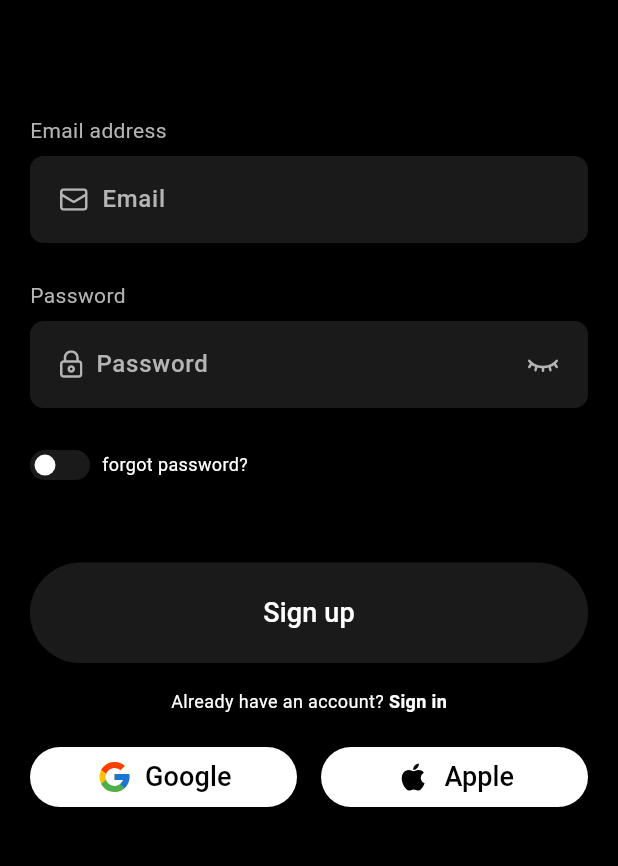
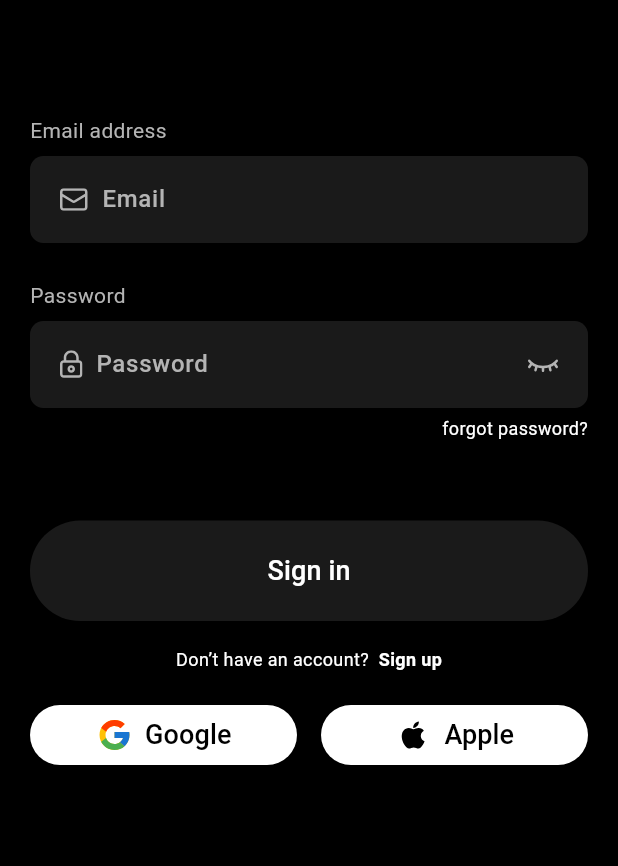
Before and after one commit to Jason1258t/BCSports-mobile, a Flutter app: the screen it shows after launch, on a phone screen of 412 x 824 dp, the part 255-1121 px from its top. Run offline on Flutter 3.47's test engine with Material 3 defaults, Android fonts, the phone set to English and light mode, and no system bars; drawn by our look-alikes of flutter_switch; our stand-ins replace bloc, firebase_auth, firebase_core, flutter_bloc, flutter_svg, google_fonts and 3 more; missing offline and left inert: dart:ffi; accounts and stored records are empty; Roboto replaces fonts that are missing (Geologica).

Commit message:
firebase auth

```diff
--- a/lib/app.dart
+++ b/lib/app.dart
@@ -1,5 +1,10 @@
+import 'package:bcsports_mobile/features/auth/bloc/app/app_cubit.dart';
+import 'package:bcsports_mobile/features/auth/ui/login_screen.dart';
+import 'package:bcsports_mobile/features/profile/ui/profile_screen.dart';
+import 'package:bcsports_mobile/features/splash/splash_screen.dart';
 import 'package:bcsports_mobile/routes/routes.dart';
 import 'package:flutter/material.dart';
+import 'package:flutter_bloc/flutter_bloc.dart';
 
 class MyApp extends StatefulWidget {
   const MyApp({Key? key}) : super(key: key);
@@ -9,7 +14,6 @@ class MyApp extends StatefulWidget {
 }
 
 class _MyAppState extends State<MyApp> {
-
   @override
   Widget build(BuildContext context) {
     return const MaterialApp(
@@ -19,3 +23,17 @@ class _MyAppState extends State<MyApp> {
     );
   }
 }
+
+class AppStateWidget extends StatelessWidget {
+  const AppStateWidget({super.key});
+
+  @override
+  Widget build(BuildContext context) {
+    return BlocBuilder<AppCubit, AppState>(builder: (context, state) {
+      if (state is AppUnAuthState) return const LoginScreen();
+      if (state is AppAuthState) return const ProfileScreen();
+      if (state is AppInitial) return const SplashScreen();
+      return Container();
+    });
+  }
+}
--- a/lib/features/auth/bloc/app/app_cubit.dart
+++ b/lib/features/auth/bloc/app/app_cubit.dart
@@ -1,4 +1,5 @@
 import 'package:bcsports_mobile/features/auth/data/auth_repository.dart';
+import 'package:bcsports_mobile/utils/enums.dart';
 import 'package:bloc/bloc.dart';
 import 'package:meta/meta.dart';
 
@@ -7,5 +8,14 @@ part 'app_state.dart';
 class AppCubit extends Cubit<AppState> {
   final AuthRepository _authRepository;
 
-  AppCubit(this._authRepository) : super(AppInitial());
+  AppCubit(AuthRepository authRepository)
+      : _authRepository = authRepository,
+        super(AppInitial()) {
+    _authRepository.appState.stream.listen((event) {
+      if (event == AppAuthStateEnum.auth) emit(AppAuthState());
+      if (event == AppAuthStateEnum.unAuth) emit(AppUnAuthState());
+      if (event == AppAuthStateEnum.wait) emit(AppInitial());
+      if (event == AppAuthStateEnum.noInternet) emit(NoInternetState());
+    });
+  }
 }
--- a/lib/features/auth/data/auth_repository.dart
+++ b/lib/features/auth/data/auth_repository.dart
@@ -9,6 +9,7 @@ import 'package:rxdart/rxdart.dart';
 
 class AuthRepository {
   AuthRepository() {
+    checkAuth();
     _listenAuthChanges();
   }
 
--- a/lib/features/auth/ui/login_screen.dart
+++ b/lib/features/auth/ui/login_screen.dart
@@ -14,14 +14,14 @@ import 'package:flutter_bloc/flutter_bloc.dart';
 import 'package:flutter_svg/svg.dart';
 import 'package:flutter_switch/flutter_switch.dart';
 
-class RegistrationScreen extends StatefulWidget {
-  const RegistrationScreen({super.key});
+class LoginScreen extends StatefulWidget {
+  const LoginScreen({super.key});
 
   @override
-  State<RegistrationScreen> createState() => _RegistrationScreenState();
+  State<LoginScreen> createState() => _LoginScreenState();
 }
 
-class _RegistrationScreenState extends State<RegistrationScreen> {
+class _LoginScreenState extends State<LoginScreen> {
   final _formKey = GlobalKey<FormState>();
 
   final emailController = TextEditingController();
@@ -41,10 +41,12 @@ class _RegistrationScreenState extends State<RegistrationScreen> {
   @override
   Widget build(BuildContext context) {
     return CustomScaffold(
+        canPop: false,
         body: Column(
           children: [
             const Padding(
-                padding: EdgeInsets.symmetric(vertical: 80), child: LogoWidget()),
+                padding: EdgeInsets.symmetric(vertical: 80),
+                child: LogoWidget()),
             Form(
               key: _formKey,
               child: Column(
@@ -57,6 +59,7 @@ class _RegistrationScreenState extends State<RegistrationScreen> {
                     controller: emailController,
                     labelText: 'Email address',
                     hintText: 'Email',
+                    keyboardType: TextInputType.emailAddress,
                     prefixIcon: Container(
                       padding: const EdgeInsets.only(right: 5),
                       height: 20,
@@ -76,6 +79,7 @@ class _RegistrationScreenState extends State<RegistrationScreen> {
                     validator: Validator.passwordValidator,
                     labelText: 'Password',
                     hintText: 'Password',
+                    keyboardType: TextInputType.visiblePassword,
                     prefixIcon: Container(
                       padding: const EdgeInsets.only(right: 5),
                       child: SvgPicture.asset(
@@ -93,43 +97,25 @@ class _RegistrationScreenState extends State<RegistrationScreen> {
                     obscured: passwordObscured,
                   ),
                   const SizedBox(
-                    height: 28,
+                    height: 8,
                   ),
                   Row(
+                    mainAxisAlignment: MainAxisAlignment.end,
                     children: [
-                      FlutterSwitch(
-                          width: 40,
-                          height: 20,
-                          value: agree,
-                          padding: 3,
-                          toggleSize: 14,
-                          activeColor: AppColors.primary,
-                          inactiveColor: AppColors.black_s2new_1A1A1A,
-                          onToggle: (value) {
-                            setState(() {
-                              agree = value;
-                              validate();
-                            });
-                          }),
-                      const SizedBox(width: 8),
-                      Text.rich(TextSpan(children: [
-                        TextSpan(
-                            text: 'I agree to the ', style: AppFonts.font12w400),
-                        TextSpan(
-                            recognizer: TapGestureRecognizer()..onTap = () {},
-                            text: 'terms and conditions',
-                            style: AppFonts.font12w400.copyWith(
-                                decoration: TextDecoration.underline,
-                                decorationThickness: 3,
-                                decorationColor: Colors.white)),
-                      ]))
+                      Text.rich(TextSpan(
+                          text: 'forgot password?',
+                          style: AppFonts.font12w400,
+                          recognizer: TapGestureRecognizer()
+                            ..onTap = () {
+                              Navigator.pushNamed(context, '/recovery');
+                            }))
                     ],
                   ),
                   const SizedBox(
                     height: 55,
                   ),
                   CustomTextButton(
-                    text: 'Sign up',
+                    text: 'Sign in',
                     onTap: () {
                       context.read<AuthCubit>().signInWithEmailAndPassword(
                           email: emailController.text.trim(),
@@ -142,12 +128,15 @@ class _RegistrationScreenState extends State<RegistrationScreen> {
                   ),
                   Text.rich(TextSpan(children: [
                     TextSpan(
-                        text: 'Already have an account? ',
+                        text: 'Don’t have an account?  ',
                         style: AppFonts.font12w400),
                     TextSpan(
-                        text: 'Sign in',
+                        text: 'Sign up',
                         style: AppFonts.font12w600,
-                        recognizer: TapGestureRecognizer()..onTap = () {}),
+                        recognizer: TapGestureRecognizer()
+                          ..onTap = () {
+                            Navigator.pushNamed(context, '/register');
+                          }),
                   ])),
                   const SizedBox(
                     height: 20,
--- a/lib/features/auth/ui/registration_screen.dart
+++ b/lib/features/auth/ui/registration_screen.dart
@@ -45,7 +45,11 @@ class _RegistrationScreenState extends State<RegistrationScreen> {
     return BlocListener<AuthCubit, AuthState>(
       listener: (context, state) {
         if (state is AuthInProcess) {
-      Dialogs.showModal(context, Center(child: AppAnimations.circleIndicator,));
+          Dialogs.showModal(
+              context,
+              Center(
+                child: AppAnimations.circleIndicator,
+              ));
         } else {
           Dialogs.hide(context);
         }
@@ -68,6 +72,7 @@ class _RegistrationScreenState extends State<RegistrationScreen> {
                   controller: emailController,
                   labelText: 'Email address',
                   hintText: 'Email',
+                  keyboardType: TextInputType.emailAddress,
                   prefixIcon: Container(
                     padding: const EdgeInsets.only(right: 5),
                     height: 20,
@@ -87,6 +92,7 @@ class _RegistrationScreenState extends State<RegistrationScreen> {
                   validator: Validator.passwordValidator,
                   labelText: 'Password',
                   hintText: 'Password',
+                  keyboardType: TextInputType.visiblePassword,
                   prefixIcon: Container(
                     padding: const EdgeInsets.only(right: 5),
                     child: SvgPicture.asset(
@@ -123,26 +129,17 @@ class _RegistrationScreenState extends State<RegistrationScreen> {
                           });
                         }),
                     const SizedBox(width: 8),
-                  Row(
-                    mainAxisAlignment: MainAxisAlignment.end,
-                    children: [
-                      Text.rich(TextSpan(
-                          text: 'forgot password?',
-                          style: AppFonts.font12w400,
-                          recognizer: TapGestureRecognizer()..onTap = () {}))
-                    ],
-                  )
-                  // Text.rich(TextSpan(children: [
-                  //   TextSpan(
-                  //       text: 'I agree to the ', style: AppFonts.font12w400),
-                  //   TextSpan(
-                  //       recognizer: TapGestureRecognizer()..onTap = () {},
-                  //       text: 'terms and conditions',
-                  //       style: AppFonts.font12w400.copyWith(
-                  //           decoration: TextDecoration.underline,
-                  //           decorationThickness: 3,
-                  //           decorationColor: Colors.white)),
-                  // ]))
+                    Text.rich(TextSpan(children: [
+                      TextSpan(
+                          text: 'I agree to the ', style: AppFonts.font12w400),
+                      TextSpan(
+                          recognizer: TapGestureRecognizer()..onTap = () {},
+                          text: 'terms and conditions',
+                          style: AppFonts.font12w400.copyWith(
+                              decoration: TextDecoration.underline,
+                              decorationThickness: 3,
+                              decorationColor: Colors.white)),
+                    ]))
                   ],
                 ),
                 const SizedBox(
@@ -167,7 +164,10 @@ class _RegistrationScreenState extends State<RegistrationScreen> {
                   TextSpan(
                       text: 'Sign in',
                       style: AppFonts.font12w600,
-                    recognizer: TapGestureRecognizer()..onTap = () {}),
+                      recognizer: TapGestureRecognizer()
+                        ..onTap = () {
+                          Navigator.pop(context);
+                        }),
                 ])),
                 const SizedBox(
                   height: 20,
--- a/lib/providers.dart
+++ b/lib/providers.dart
@@ -1,6 +1,7 @@
 import 'package:bcsports_mobile/app.dart';
 import 'package:bcsports_mobile/features/auth/bloc/app/app_cubit.dart';
 import 'package:bcsports_mobile/features/auth/bloc/auth/auth_cubit.dart';
+import 'package:bcsports_mobile/features/auth/bloc/reset_password/reset_password_cubit.dart';
 import 'package:bcsports_mobile/features/auth/data/auth_repository.dart';
 import 'package:bcsports_mobile/features/main/bloc/cubit/main_cubit.dart';
 import 'package:bcsports_mobile/features/market/data/market_repository.dart';
@@ -40,6 +41,7 @@ class MyBlocProviders extends StatelessWidget {
         BlocProvider(create: (context) => OnboardingCubit()),
         BlocProvider(create: (context) => AuthCubit(authRepository)),
         BlocProvider(create: (context) => AppCubit(authRepository)),
+        BlocProvider(create: (context) => ResetPasswordCubit(authRepository)),
         BlocProvider(create: (context) => MainCubit()),
       ],
       child: const MyApp(),
--- a/lib/routes/routes.dart
+++ b/lib/routes/routes.dart
@@ -1,3 +1,5 @@
+import 'package:bcsports_mobile/app.dart';
+import 'package:bcsports_mobile/features/auth/ui/login_screen.dart';
 import 'package:bcsports_mobile/features/main/ui/main_screen.dart';
 import 'package:bcsports_mobile/features/auth/ui/registration_screen.dart';
 import 'package:bcsports_mobile/features/market/ui/market_screen.dart';
@@ -5,6 +7,8 @@ import 'package:bcsports_mobile/features/onboarding/ui/onboarding_screen.dart';
 import 'package:bcsports_mobile/features/profile/ui/profile_screen.dart';
 import 'package:bcsports_mobile/features/profile/ui/profile_settings_screen.dart';
 import 'package:flutter/material.dart';
+
+import '../features/auth/ui/recovery_enter_email_screen.dart';
 
 class AppRoutes {
   static List<Widget> mainPages = [
@@ -20,7 +24,7 @@ class AppRoutes {
     switch (settings.name) {
       case '/':
         // return MaterialPageRoute(builder: (ctx) => const MainScreen());
-        return MaterialPageRoute(builder: (ctx) => const RegistrationScreen());
+        return MaterialPageRoute(builder: (ctx) => const AppStateWidget());
       case '/profile_settings':
         return MaterialPageRoute(builder: (ctx) => const ProfileSettingScreen());
       case '/onboarding':
@@ -28,6 +32,12 @@ class AppRoutes {
         return MaterialPageRoute(builder: (ctx) => RegistrationScreen());
       case '/market':
         return MaterialPageRoute(builder: (ctx) => const MarketScreen());
+      case '/login':
+        return MaterialPageRoute(builder: (ctx) => const LoginScreen());
+      case '/register':
+        return MaterialPageRoute(builder: (ctx) => const RegistrationScreen());
+      case '/recovery':
+        return MaterialPageRoute(builder: (ctx) => const PasswordRecoveryScreen());
       default:
         return MaterialPageRoute(
             builder: (ctx) => Container(
```
Also changed, not shown: lib/features/auth/ui/recovery_enter_email_screen.dart (+14 -21 lines), lib/features/splash/splash_screen.dart (added, +27 -0 lines). Lines whose indentation alone changed are shown as unchanged.
